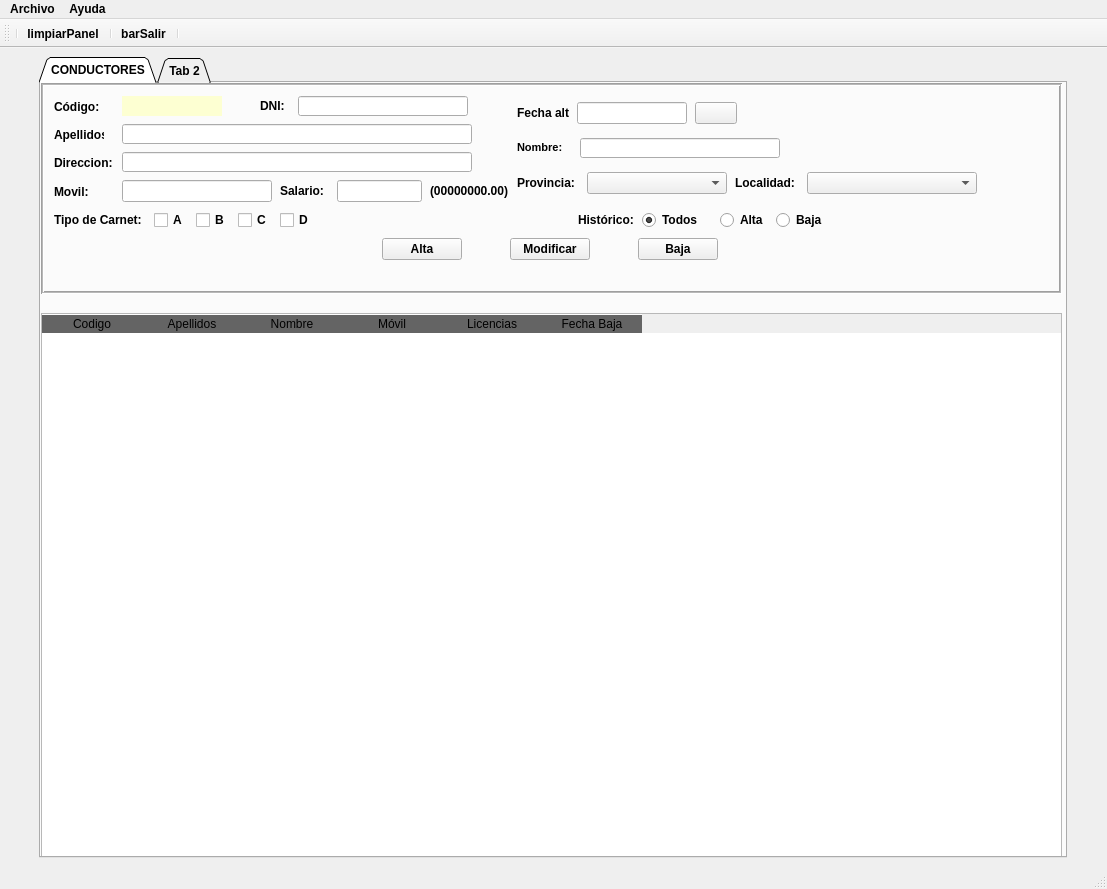
This is templates/venta_principal.ui in EliasVGZ/vierafernandez2324 as Qt 5 draws it before an edit. The edited form follows.
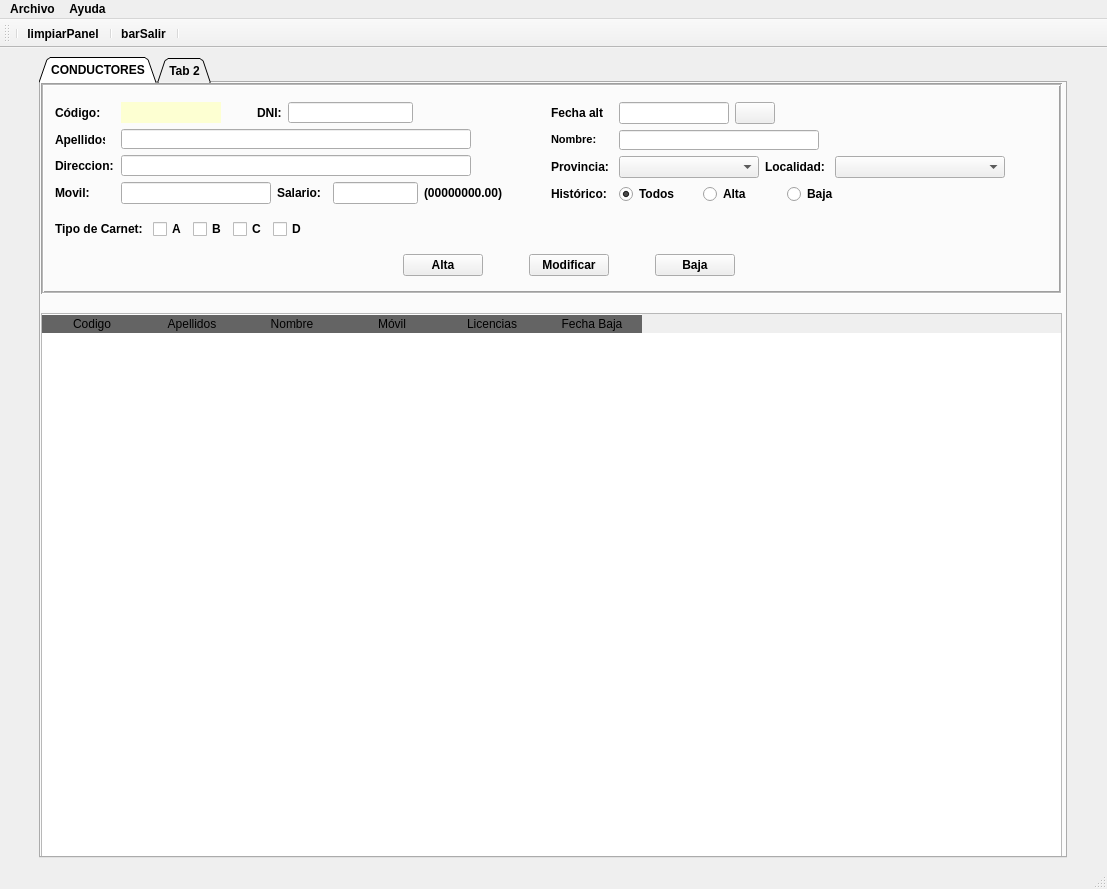
This is the edited form. Icons and pictures are not drawn.

Diff of the .ui file:
```diff
--- a/templates/venta_principal.ui
+++ b/templates/venta_principal.ui
@@ -152,24 +152,18 @@
         <property name="midLineWidth">
          <number>1</number>
         </property>
-        <widget class="QWidget" name="layoutWidget">
+        <widget class="QWidget" name="">
          <property name="geometry">
           <rect>
-           <x>13</x>
-           <y>13</y>
-           <width>991</width>
-           <height>170</height>
+           <x>14</x>
+           <y>10</y>
+           <width>1028</width>
+           <height>194</height>
           </rect>
          </property>
-         <layout class="QVBoxLayout" name="verticalLayout_4">
-          <property name="spacing">
-           <number>8</number>
-          </property>
-          <property name="sizeConstraint">
-           <enum>QLayout::SetMaximumSize</enum>
-          </property>
+         <layout class="QVBoxLayout" name="verticalLayout_5">
           <item>
-           <layout class="QHBoxLayout" name="horizontalLayout_14">
+           <layout class="QHBoxLayout" name="horizontalLayout_10">
             <item>
              <layout class="QHBoxLayout" name="horizontalLayout_13">
               <item>
@@ -375,6 +369,19 @@
                     </property>
                    </widget>
                   </item>
+                  <item>
+                   <spacer name="horizontalSpacer_4">
+                    <property name="orientation">
+                     <enum>Qt::Horizontal</enum>
+                    </property>
+                    <property name="sizeHint" stdset="0">
+                     <size>
+                      <width>5</width>
+                      <height>20</height>
+                     </size>
+                    </property>
+                   </spacer>
+                  </item>
                  </layout>
                 </item>
                 <item>
@@ -488,12 +495,10 @@
              </layout>
             </item>
             <item>
+             <layout class="QHBoxLayout" name="horizontalLayout_9">
+              <item>
              <layout class="QVBoxLayout" name="verticalLayout_3">
               <item>
-               <layout class="QHBoxLayout" name="horizontalLayout_12">
-                <item>
-                 <layout class="QHBoxLayout" name="horizontalLayout_8">
-                  <item>
                    <widget class="QLabel" name="lblFechaAlta">
                     <property name="maximumSize">
                      <size>
@@ -510,6 +515,63 @@
                    </widget>
                   </item>
                   <item>
+                 <widget class="QLabel" name="label">
+                  <property name="minimumSize">
+                   <size>
+                    <width>50</width>
+                    <height>0</height>
+                   </size>
+                  </property>
+                  <property name="maximumSize">
+                   <size>
+                    <width>55</width>
+                    <height>16777215</height>
+                   </size>
+                  </property>
+                  <property name="text">
+                   <string>&lt;html&gt;&lt;head/&gt;&lt;body&gt;&lt;p&gt;&lt;span style=&quot; font-size:8pt;&quot;&gt;Nombre: &lt;/span&gt;&lt;/p&gt;&lt;/body&gt;&lt;/html&gt;</string>
+                  </property>
+                 </widget>
+                </item>
+                <item>
+                 <widget class="QLabel" name="lblProvincia">
+                  <property name="frameShape">
+                   <enum>QFrame::NoFrame</enum>
+                  </property>
+                  <property name="frameShadow">
+                   <enum>QFrame::Raised</enum>
+                  </property>
+                  <property name="text">
+                   <string>&lt;html&gt;&lt;head/&gt;&lt;body&gt;&lt;p&gt;Provincia: &lt;/p&gt;&lt;/body&gt;&lt;/html&gt;</string>
+                  </property>
+                 </widget>
+                </item>
+                <item>
+                 <widget class="QLabel" name="lblEstado">
+                  <property name="maximumSize">
+                   <size>
+                    <width>60</width>
+                    <height>20</height>
+                   </size>
+                  </property>
+                  <property name="frameShape">
+                   <enum>QFrame::NoFrame</enum>
+                  </property>
+                  <property name="frameShadow">
+                   <enum>QFrame::Raised</enum>
+                  </property>
+                  <property name="text">
+                   <string>&lt;html&gt;&lt;head/&gt;&lt;body&gt;&lt;p&gt;Histórico:&lt;/p&gt;&lt;/body&gt;&lt;/html&gt;</string>
+                  </property>
+                 </widget>
+                </item>
+               </layout>
+              </item>
+              <item>
+               <layout class="QVBoxLayout" name="verticalLayout_4">
+                <item>
+                 <layout class="QHBoxLayout" name="horizontalLayout_2">
+                  <item>
                    <widget class="QLineEdit" name="txtFechaAlta">
                     <property name="enabled">
                      <bool>true</bool>
@@ -552,8 +614,6 @@
                     </property>
                    </widget>
                   </item>
-                 </layout>
-                </item>
                 <item>
                  <spacer name="horizontalSpacer">
                   <property name="orientation">
@@ -570,28 +630,7 @@
                </layout>
               </item>
               <item>
-               <layout class="QHBoxLayout" name="horizontalLayout_11">
-                <item>
-                 <layout class="QHBoxLayout" name="horizontalLayout_7">
-                  <item>
-                   <widget class="QLabel" name="label">
-                    <property name="minimumSize">
-                     <size>
-                      <width>50</width>
-                      <height>0</height>
-                     </size>
-                    </property>
-                    <property name="maximumSize">
-                     <size>
-                      <width>55</width>
-                      <height>16777215</height>
-                     </size>
-                    </property>
-                    <property name="text">
-                     <string>&lt;html&gt;&lt;head/&gt;&lt;body&gt;&lt;p&gt;&lt;span style=&quot; font-size:8pt;&quot;&gt;Nombre: &lt;/span&gt;&lt;/p&gt;&lt;/body&gt;&lt;/html&gt;</string>
-                    </property>
-                   </widget>
-                  </item>
+                 <layout class="QHBoxLayout" name="horizontalLayout_5">
                   <item>
                    <widget class="QLineEdit" name="txtNombre">
                     <property name="minimumSize">
@@ -608,8 +647,6 @@
                     </property>
                    </widget>
                   </item>
-                 </layout>
-                </item>
                 <item>
                  <spacer name="horizontalSpacer_2">
                   <property name="orientation">
@@ -626,22 +663,7 @@
                </layout>
               </item>
               <item>
-               <layout class="QHBoxLayout" name="horizontalLayout_10">
-                <item>
-                 <layout class="QHBoxLayout" name="horizontalLayout_5">
-                  <item>
-                   <widget class="QLabel" name="lblProvincia">
-                    <property name="frameShape">
-                     <enum>QFrame::NoFrame</enum>
-                    </property>
-                    <property name="frameShadow">
-                     <enum>QFrame::Raised</enum>
-                    </property>
-                    <property name="text">
-                     <string>&lt;html&gt;&lt;head/&gt;&lt;body&gt;&lt;p&gt;Provincia: &lt;/p&gt;&lt;/body&gt;&lt;/html&gt;</string>
-                    </property>
-                   </widget>
-                  </item>
+                 <layout class="QHBoxLayout" name="horizontalLayout_7">
                   <item>
                    <widget class="QComboBox" name="cmbProvincia">
                     <property name="minimumSize">
@@ -681,8 +703,6 @@
                     </property>
                    </widget>
                   </item>
-                 </layout>
-                </item>
                 <item>
                  <spacer name="horizontalSpacer_5">
                   <property name="orientation">
@@ -698,12 +718,73 @@
                 </item>
                </layout>
               </item>
+                <item>
+                 <layout class="QHBoxLayout" name="horizontalLayout_8">
+                  <item>
+                   <widget class="QRadioButton" name="rbtTodos">
+                    <property name="minimumSize">
+                     <size>
+                      <width>70</width>
+                      <height>0</height>
+                     </size>
+                    </property>
+                    <property name="text">
+                     <string>Todos</string>
+                    </property>
+                    <property name="checked">
+                     <bool>true</bool>
+                    </property>
+                    <attribute name="buttonGroup">
+                     <string notr="true">buttonGroup</string>
+                    </attribute>
+                   </widget>
+                  </item>
+                  <item>
+                   <widget class="QRadioButton" name="rbtAlta">
+                    <property name="text">
+                     <string>Alta</string>
+                    </property>
+                    <attribute name="buttonGroup">
+                     <string notr="true">buttonGroup</string>
+                    </attribute>
+                   </widget>
+                  </item>
+                  <item>
+                   <widget class="QRadioButton" name="rbtBaja">
+                    <property name="text">
+                     <string>Baja</string>
+                    </property>
+                    <attribute name="buttonGroup">
+                     <string notr="true">buttonGroup</string>
+                    </attribute>
+                   </widget>
+                  </item>
+                  <item>
+                   <spacer name="horizontalSpacer_8">
+                    <property name="orientation">
+                     <enum>Qt::Horizontal</enum>
+                    </property>
+                    <property name="sizeType">
+                     <enum>QSizePolicy::Fixed</enum>
+                    </property>
+                    <property name="sizeHint" stdset="0">
+                     <size>
+                      <width>218</width>
+                      <height>20</height>
+                     </size>
+                    </property>
+                   </spacer>
+                  </item>
              </layout>
             </item>
            </layout>
           </item>
+             </layout>
+            </item>
+           </layout>
+          </item>
           <item>
-           <layout class="QHBoxLayout" name="horizontalLayout_2">
+           <layout class="QHBoxLayout" name="horizontalLayout_11">
             <item>
              <widget class="QLabel" name="lbltipoCarnet">
               <property name="maximumSize">
@@ -791,80 +872,6 @@
               </property>
              </spacer>
             </item>
-            <item>
-             <widget class="QLabel" name="lblEstado">
-              <property name="maximumSize">
-               <size>
-                <width>60</width>
-                <height>20</height>
-               </size>
-              </property>
-              <property name="frameShape">
-               <enum>QFrame::NoFrame</enum>
-              </property>
-              <property name="frameShadow">
-               <enum>QFrame::Raised</enum>
-              </property>
-              <property name="text">
-               <string>&lt;html&gt;&lt;head/&gt;&lt;body&gt;&lt;p&gt;Histórico:&lt;/p&gt;&lt;/body&gt;&lt;/html&gt;</string>
-              </property>
-             </widget>
-            </item>
-            <item>
-             <widget class="QRadioButton" name="rbtTodos">
-              <property name="minimumSize">
-               <size>
-                <width>70</width>
-                <height>0</height>
-               </size>
-              </property>
-              <property name="text">
-               <string>Todos</string>
-              </property>
-              <property name="checked">
-               <bool>true</bool>
-              </property>
-              <attribute name="buttonGroup">
-               <string notr="true">buttonGroup</string>
-              </attribute>
-             </widget>
-            </item>
-            <item>
-             <widget class="QRadioButton" name="rbtAlta">
-              <property name="text">
-               <string>Alta</string>
-              </property>
-              <attribute name="buttonGroup">
-               <string notr="true">buttonGroup</string>
-              </attribute>
-             </widget>
-            </item>
-            <item>
-             <widget class="QRadioButton" name="rbtBaja">
-              <property name="text">
-               <string>Baja</string>
-              </property>
-              <attribute name="buttonGroup">
-               <string notr="true">buttonGroup</string>
-              </attribute>
-             </widget>
-            </item>
-            <item>
-             <spacer name="horizontalSpacer_8">
-              <property name="orientation">
-               <enum>Qt::Horizontal</enum>
-              </property>
-              <property name="sizeType">
-               <enum>QSizePolicy::Fixed</enum>
-              </property>
-              <property name="sizeHint" stdset="0">
-               <size>
-                <width>218</width>
-                <height>20</height>
-               </size>
-              </property>
-             </spacer>
-            </item>
            </layout>
           </item>
           <item>
```
Left out of the diff: 10 changed lines with no effect on the pictures. Lines whose indentation alone changed are shown as unchanged.
